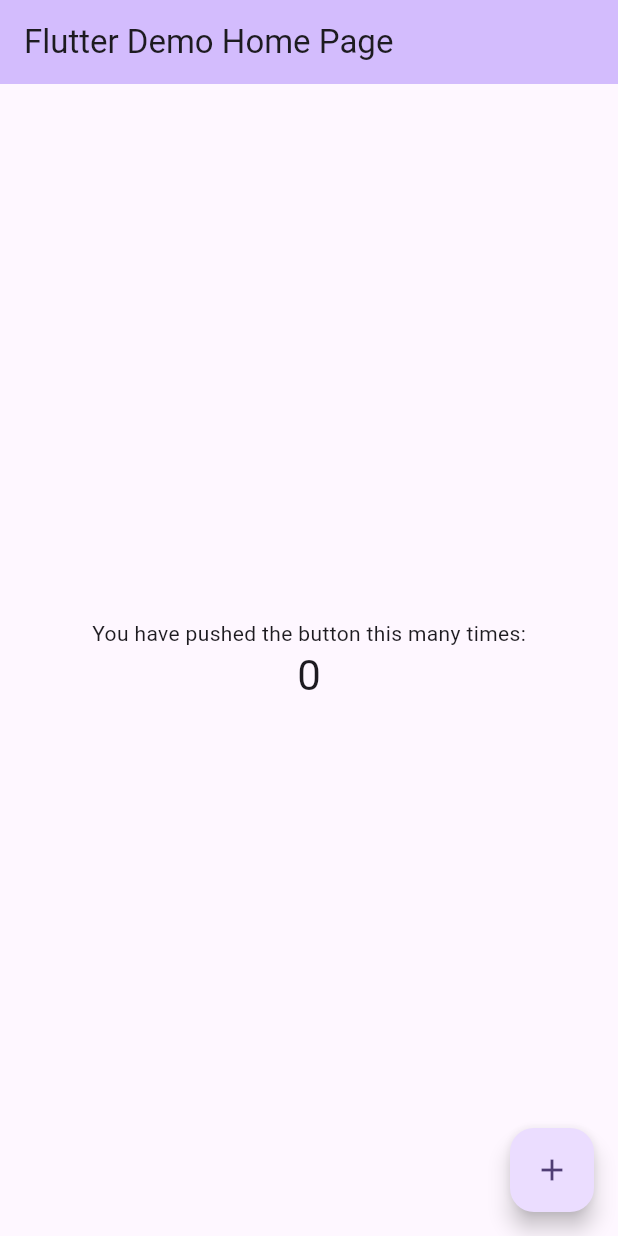
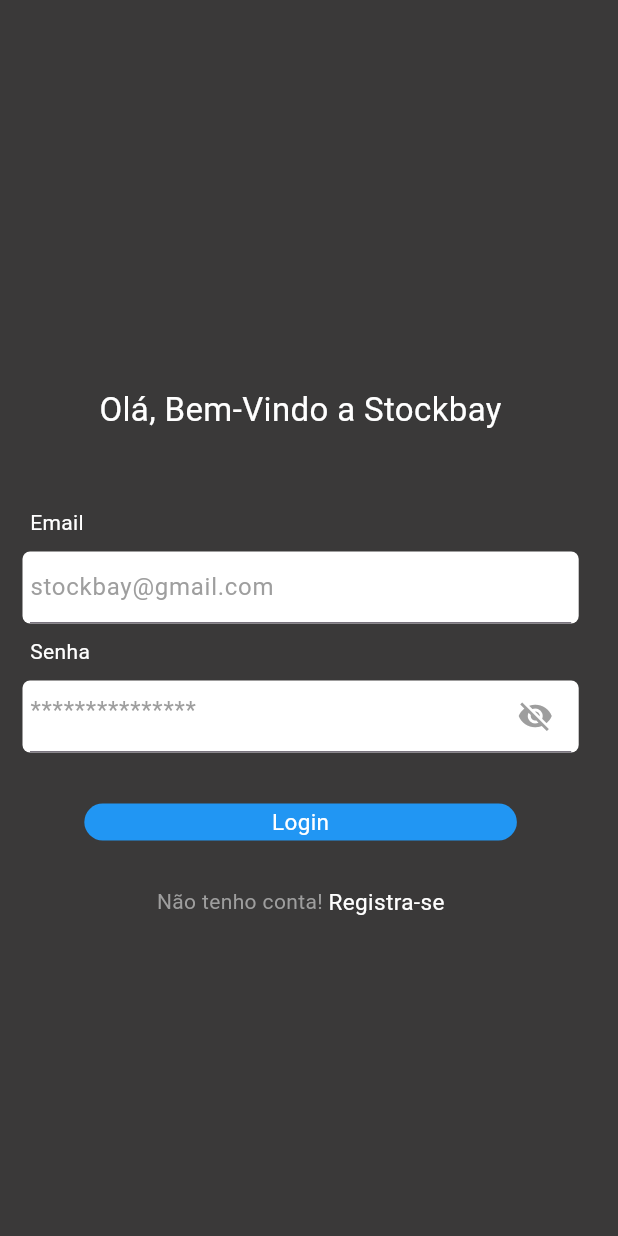
Before and after one commit to giovane358/App-Stockbay, a Flutter app: the screen it shows after launch, on a phone screen of 412 x 824 dp. Run offline on Flutter 3.47's test engine with Material 3 defaults, Android fonts, the phone set to English and light mode, and no system bars; our stand-ins replace shared_preferences; missing offline and left inert: dart:ffi; accounts and stored records are empty.

Commit message:
Consuming API and creating screens and handling null fields

```diff
--- /dev/null
+++ b/lib/app/core/feature/login/controller/login_controller.dart
@@ -0,0 +1,29 @@
+import 'dart:convert';
+
+import 'package:application_prof/app/data/api/config.dart';
+import 'package:flutter/material.dart';
+import 'package:http/http.dart' as http;
+
+final fromKey = GlobalKey<FormState>();
+final controllerLogin = TextEditingController();
+final controllerPassword = TextEditingController();
+String? token;
+
+Future<void> login() async {
+  final response = await http.post(
+    Uri.parse('$baseUrl/login'),
+    headers: {'Content-Type': 'application/json'},
+    body: jsonEncode({
+      'login': controllerLogin.text,
+      'password': controllerPassword.text,
+    }),
+  );
+
+  if (response.statusCode == 200) {
+    final Map<String, dynamic> data = jsonDecode(response.body);
+    token = data['token'];
+    print('Login bem-sucedido, token: $data');
+  } else {
+    print('Erro ao fazer login: ${response.body}');
+  }
+}
--- /dev/null
+++ b/lib/app/core/feature/login/screen/login.page.dart
@@ -0,0 +1,145 @@
+import 'package:application_prof/app/core/feature/home/screen/home_screnn.dart';
+import 'package:application_prof/app/core/feature/login/controller/login_controller.dart';
+import 'package:application_prof/app/core/feature/register/screen/register_screen.dart';
+
+import 'package:application_prof/app/core/widget/widget_form.dart';
+import 'package:flutter/material.dart';
+
+class LoginPage extends StatefulWidget {
+  const LoginPage({super.key});
+
+  @override
+  State<LoginPage> createState() => _LoginPage();
+}
+
+class _LoginPage extends State<LoginPage> {
+  bool _resul = true;
+
+  void _visibility() {
+    setState(() {
+      if (_resul == true) {
+        _resul = false;
+      } else {
+        _resul = true;
+      }
+    });
+  }
+
+  @override
+  Widget build(BuildContext context) {
+    final Size size = MediaQuery.of(context).size;
+    return Scaffold(
+      backgroundColor: const Color.fromARGB(255, 58, 57, 57),
+      body: Form(
+          key: fromKey,
+          child: Column(
+            mainAxisAlignment: MainAxisAlignment.center,
+            children: [
+              const Wallcome(),
+              const TextForm(label: 'Email'),
+              ContainerEdit(
+                child: TextFormField(
+                  controller: controllerLogin,
+                  decoration: const InputDecoration(
+                    hintText: 'stockbay@gmail.com',
+                    hintStyle: TextStyle(color: Colors.grey),
+                  ),
+                  validator: (value) {
+                    if (value!.isEmpty) {
+                      return 'Esse campo é obrigatorio';
+                    }
+                    return null;
+                  },
+                ),
+              ),
+              const TextForm(label: 'Senha'),
+              ContainerEdit(
+                child: TextFormField(
+                  controller: controllerPassword,
+                  obscureText: _resul,
+                  decoration: InputDecoration(
+                    hintText: '***************',
+                    hintStyle: const TextStyle(color: Colors.grey),
+                    suffixIcon: IconButton(
+                      onPressed: () {
+                        _visibility();
+                      },
+                      icon:
+                          const Icon(Icons.visibility_off, color: Colors.grey),
+                    ),
+                  ),
+                  validator: (value) {
+                    if (value!.isEmpty) {
+                      return 'Esse campo é obrigatorio';
+                    }
+                    return null;
+                  },
+                ),
+              ),
+              Container(
+                padding: const EdgeInsets.symmetric(horizontal: 5),
+                margin:
+                    const EdgeInsets.symmetric(horizontal: 15, vertical: 25),
+                width: size.width * 0.7,
+                height: size.height * 0.03,
+                decoration: BoxDecoration(
+                    color: Colors.blue,
+                    borderRadius: BorderRadius.circular(23)),
+                child: Column(
+                  mainAxisAlignment: MainAxisAlignment.center,
+                  children: [
+                    GestureDetector(
+                      onTap: () {
+                        if (fromKey.currentState!.validate()) {
+                          login();
+                          Navigator.pushReplacement(
+                            context,
+                            MaterialPageRoute(
+                              builder: (context) => const HomeScreen(),
+                            ),
+                          );
+                        }
+                      },
+                      child: const Text(
+                        'Login',
+                        textAlign: TextAlign.center,
+                        style: TextStyle(color: Colors.white, fontSize: 15),
+                      ),
+                    ),
+                  ],
+                ),
+              ),
+              Container(
+                padding: const EdgeInsets.symmetric(horizontal: 5),
+                margin: const EdgeInsets.symmetric(horizontal: 15, vertical: 5),
+                width: size.width * 0.7,
+                child: Row(
+                  mainAxisAlignment: MainAxisAlignment.center,
+                  children: [
+                    const Text(
+                      'Não tenho conta! ',
+                      style: TextStyle(color: Colors.grey),
+                    ),
+                    GestureDetector(
+                      onTap: () {
+                        Navigator.pushReplacement(
+                          context,
+                          MaterialPageRoute(
+                            builder: (context) => const RegisterScreen(),
+                          ),
+                        );
+                      },
+                      child: const Text(
+                        'Registra-se',
+                        textAlign: TextAlign.center,
+                        style: TextStyle(color: Colors.white, fontSize: 15),
+                      ),
+                    ),
+                  ],
+                ),
+              ),
+            ],
+          )),
+    );
+  }
+}
--- /dev/null
+++ b/lib/app/core/feature/register/controller/register_controller.dart
@@ -0,0 +1,29 @@
+import 'dart:convert';
+
+import 'package:application_prof/app/data/api/config.dart';
+import 'package:flutter/material.dart';
+import 'package:http/http.dart' as http;
+
+final fromKey = GlobalKey<FormState>();
+final controllerLogin = TextEditingController();
+final controllerPassword = TextEditingController();
+final controllerConfimPassword = TextEditingController();
+String? token;
+
+Future<void> register() async {
+  final response = await http.post(
+    Uri.parse('$baseUrl/register'),
+    headers: {'Content-Type': 'application/json'},
+    body: jsonEncode({
+      'login': controllerLogin.text,
+      'password': controllerPassword.text,
+      'role': 'USER' // ou ['ADMIN'] se for admin
+    }),
+  );
+
+  if (response.statusCode == 200) {
+    print('Usuário registrado com sucesso');
+  } else {
+    print('Erro ao registrar: ${response.body}');
+  }
+}
--- /dev/null
+++ b/lib/app/core/widget/widget_form.dart
@@ -0,0 +1,63 @@
+import 'package:flutter/material.dart';
+
+class Wallcome extends StatelessWidget {
+  const Wallcome({super.key});
+
+  @override
+  Widget build(BuildContext context) {
+    final Size size = MediaQuery.of(context).size;
+    return Container(
+      padding: const EdgeInsets.symmetric(horizontal: 5),
+      margin: const EdgeInsets.symmetric(horizontal: 15, vertical: 50),
+      width: size.width * 0.9,
+      child: const Text(
+        'Olá, Bem-Vindo a Stockbay',
+        textAlign: TextAlign.center,
+        style: TextStyle(
+          color: Colors.white,
+          fontSize: 22,
+        ),
+      ),
+    );
+  }
+}
+
+class TextForm extends StatelessWidget {
+  final String label;
+  const TextForm({super.key, required this.label});
+
+  @override
+  Widget build(BuildContext context) {
+    final Size size = MediaQuery.of(context).size;
+    return Container(
+      padding: const EdgeInsets.symmetric(horizontal: 5),
+      margin: const EdgeInsets.symmetric(horizontal: 15, vertical: 0),
+      width: size.width * 0.9,
+      child: Text(
+        label,
+        textAlign: TextAlign.left,
+        style: const TextStyle(color: Colors.white),
+      ),
+    );
+  }
+}
+
+class ContainerEdit extends StatelessWidget {
+  final Widget child;
+  const ContainerEdit({super.key, required this.child});
+
+  @override
+  Widget build(BuildContext context) {
+    final Size size = MediaQuery.of(context).size;
+    return Container(
+      padding: const EdgeInsets.symmetric(horizontal: 5),
+      margin: const EdgeInsets.symmetric(horizontal: 15, vertical: 9),
+      width: size.width * 0.9,
+      decoration: BoxDecoration(
+        color: Colors.white,
+        borderRadius: BorderRadius.circular(5),
+      ),
+      child: child,
+    );
+  }
+}
--- /dev/null
+++ b/lib/app/data/api/config.dart
@@ -0,0 +1 @@
+const String baseUrl = 'http://10.0.2.2:8080/auth';
--- a/lib/main.dart
+++ b/lib/main.dart
@@ -1,3 +1,5 @@
+import 'package:application_prof/app/core/feature/login/screen/login.page.dart';
+
 import 'package:flutter/material.dart';
 
 void main() {
@@ -7,119 +9,14 @@
 class MyApp extends StatelessWidget {
   const MyApp({super.key});
 
-  // This widget is the root of your application.
   @override
   Widget build(BuildContext context) {
     return MaterialApp(
       title: 'Flutter Demo',
       theme: ThemeData(
-        // This is the theme of your application.
-        //
-        // TRY THIS: Try running your application with "flutter run". You'll see
-        // the application has a purple toolbar. Then, without quitting the app,
-        // try changing the seedColor in the colorScheme below to Colors.green
-        // and then invoke "hot reload" (save your changes or press the "hot
-        // reload" button in a Flutter-supported IDE, or press "r" if you used
-        // the command line to start the app).
-        //
-        // Notice that the counter didn't reset back to zero; the application
-        // state is not lost during the reload. To reset the state, use hot
-        // restart instead.
-        //
-        // This works for code too, not just values: Most code changes can be
-        // tested with just a hot reload.
-        colorScheme: ColorScheme.fromSeed(seedColor: Colors.deepPurple),
         useMaterial3: true,
       ),
-      home: const MyHomePage(title: 'Flutter Demo Home Page'),
+      home: const LoginPage(),
     );
   }
 }
-
-class MyHomePage extends StatefulWidget {
-  const MyHomePage({super.key, required this.title});
-
-  // This widget is the home page of your application. It is stateful, meaning
-  // that it has a State object (defined below) that contains fields that affect
-  // how it looks.
-
-  // This class is the configuration for the state. It holds the values (in this
-  // case the title) provided by the parent (in this case the App widget) and
-  // used by the build method of the State. Fields in a Widget subclass are
-  // always marked "final".
-
-  final String title;
-
-  @override
-  State<MyHomePage> createState() => _MyHomePageState();
-}
-
-class _MyHomePageState extends State<MyHomePage> {
-  int _counter = 0;
-
-  void _incrementCounter() {
-    setState(() {
-      // This call to setState tells the Flutter framework that something has
-      // changed in this State, which causes it to rerun the build method below
-      // so that the display can reflect the updated values. If we changed
-      // _counter without calling setState(), then the build method would not be
-      // called again, and so nothing would appear to happen.
-      _counter++;
-    });
-  }
-
-  @override
-  Widget build(BuildContext context) {
-    // This method is rerun every time setState is called, for instance as done
-    // by the _incrementCounter method above.
-    //
-    // The Flutter framework has been optimized to make rerunning build methods
-    // fast, so that you can just rebuild anything that needs updating rather
-    // than having to individually change instances of widgets.
-    return Scaffold(
-      appBar: AppBar(
-        // TRY THIS: Try changing the color here to a specific color (to
-        // Colors.amber, perhaps?) and trigger a hot reload to see the AppBar
-        // change color while the other colors stay the same.
-        backgroundColor: Theme.of(context).colorScheme.inversePrimary,
-        // Here we take the value from the MyHomePage object that was created by
-        // the App.build method, and use it to set our appbar title.
-        title: Text(widget.title),
-      ),
-      body: Center(
-        // Center is a layout widget. It takes a single child and positions it
-        // in the middle of the parent.
-        child: Column(
-          // Column is also a layout widget. It takes a list of children and
-          // arranges them vertically. By default, it sizes itself to fit its
-          // children horizontally, and tries to be as tall as its parent.
-          //
-          // Column has various properties to control how it sizes itself and
-          // how it positions its children. Here we use mainAxisAlignment to
-          // center the children vertically; the main axis here is the vertical
-          // axis because Columns are vertical (the cross axis would be
-          // horizontal).
-          //
-          // TRY THIS: Invoke "debug painting" (choose the "Toggle Debug Paint"
-          // action in the IDE, or press "p" in the console), to see the
-          // wireframe for each widget.
-          mainAxisAlignment: MainAxisAlignment.center,
-          children: <Widget>[
-            const Text(
-              'You have pushed the button this many times:',
-            ),
-            Text(
-              '$_counter',
-              style: Theme.of(context).textTheme.headlineMedium,
-            ),
-          ],
-        ),
-      ),
-      floatingActionButton: FloatingActionButton(
-        onPressed: _incrementCounter,
-        tooltip: 'Increment',
-        child: const Icon(Icons.add),
-      ), // This trailing comma makes auto-formatting nicer for build methods.
-    );
-  }
-}
--- a/pubspec.yaml
+++ b/pubspec.yaml
@@ -1,4 +1,4 @@
-name: stockbay_app
+name: application_prof
 description: "A new Flutter project."
 # The following line prevents the package from being accidentally published to
 # pub.dev using `flutter pub publish`. This is preferred for private packages.
@@ -19,7 +19,7 @@
 version: 1.0.0+1
 
 environment:
-  sdk: ^3.5.3
+  sdk: ^3.5.0
 
 # Dependencies specify other packages that your package needs in order to work.
 # To automatically upgrade your package dependencies to the latest versions
@@ -35,6 +35,8 @@
   # The following adds the Cupertino Icons font to your application.
   # Use with the CupertinoIcons class for iOS style icons.
   cupertino_icons: ^1.0.8
+  http: ^1.2.2
+  shared_preferences: ^2.0.13
 
 dev_dependencies:
   flutter_test:
```
Also changed, not shown: lib/app/core/feature/home/controller/home_controller.dart (added, +52 -0 lines), lib/app/core/feature/home/screen/home_screnn.dart (added, +53 -0 lines), lib/app/core/feature/register/screen/register_screen.dart (added, +165 -0 lines), lib/app/data/enum.dart (added, +15 -0 lines), pubspec.lock, 20 other files.
